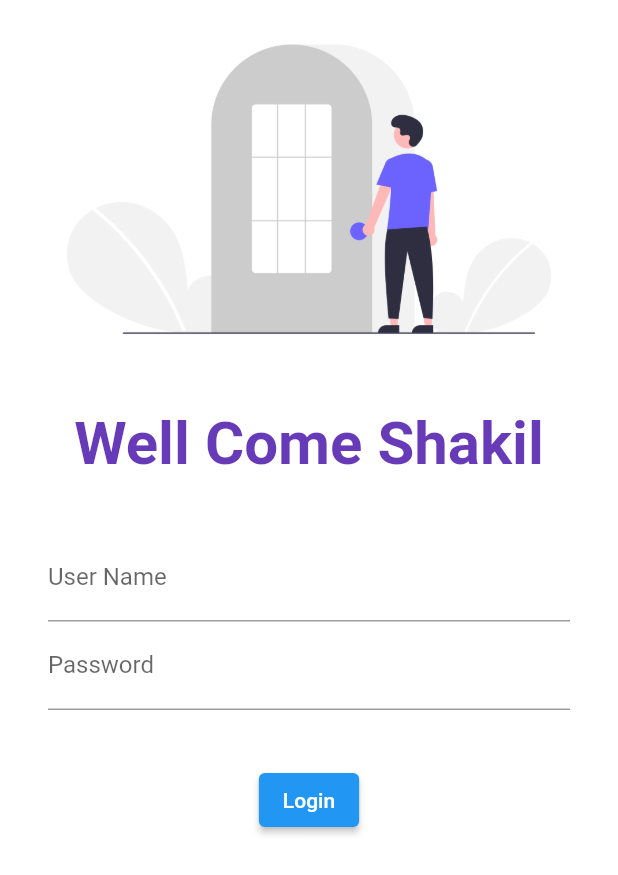
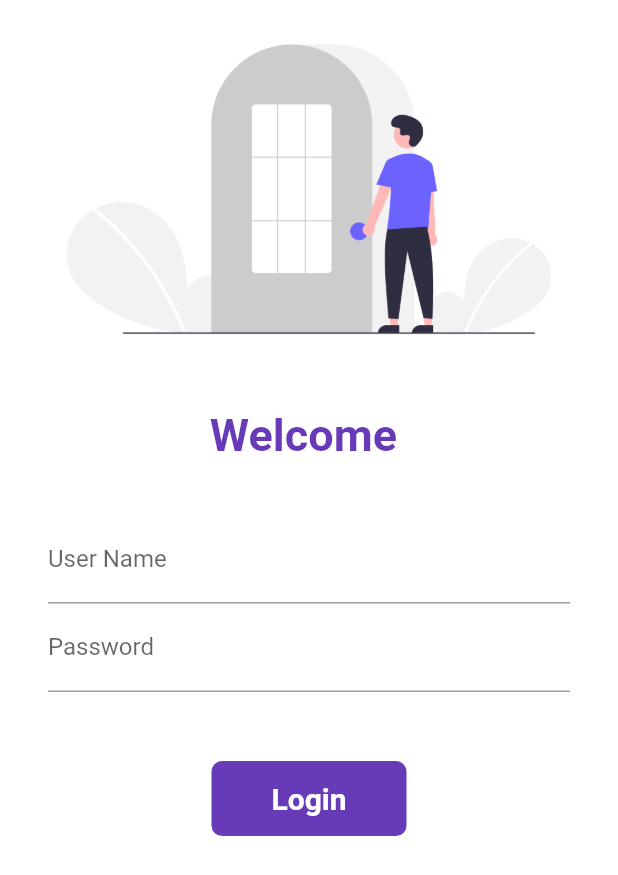
Before and after one commit to shakilab0/30DaysOfFlutter, a Flutter app: the screen it shows after launch, on a phone screen of 412 x 824 dp. Shown: the top 875 px of the screen. Run offline on Flutter 3.47's test engine with Material 2 defaults, Android fonts, the phone set to English and light mode, and no system bars; our stand-ins replace google_fonts.

Commit message:
day5 completed

```diff
--- a/lib/main.dart
+++ b/lib/main.dart
@@ -2,6 +2,7 @@ import 'package:flutter/material.dart';
 import 'package:google_fonts/google_fonts.dart';
 import 'package:m_app1/pages/home_page.dart';
 import 'package:m_app1/pages/login_page.dart';
+import 'package:m_app1/utils/routes.dart';
 
 void main(){
   runApp(const MyApp());
@@ -13,6 +14,7 @@ class MyApp extends StatelessWidget {
   @override
   Widget build(BuildContext context) {
     return MaterialApp(
+      debugShowCheckedModeBanner: false,
 
       themeMode: ThemeMode.dark,
       darkTheme: ThemeData(
@@ -24,12 +26,12 @@ class MyApp extends StatelessWidget {
         // primaryTextTheme: GoogleFonts.latoTextTheme(),
       ),
 
-      initialRoute: "/login",
+      initialRoute: "/",
 
       routes: {
         "/": (context)=>LoginPage(),
-        "/home": (context)=>HomePage(),
-        "/login": (context)=>LoginPage(),
+         MyRoutes.homeRoute: (context)=>HomePage(),
+         MyRoutes.loginRoute: (context)=>LoginPage(),
       },
 
     );
--- a/lib/pages/login_page.dart
+++ b/lib/pages/login_page.dart
@@ -1,12 +1,23 @@
 import 'package:flutter/material.dart';
+import 'package:m_app1/utils/routes.dart';
 
-class LoginPage extends StatelessWidget {
+class LoginPage extends StatefulWidget {
   const LoginPage({Key? key}) : super(key: key);
+
+  @override
+  State<LoginPage> createState() => _LoginPageState();
+}
+
+class _LoginPageState extends State<LoginPage> {
+
+  String name="";
+  bool changeButton=false;
 
   @override
   Widget build(BuildContext context) {
     return Material(
       color: Colors.white,
+      child: SingleChildScrollView(
         child: Column(
           children: [
             Image.asset(
@@ -17,9 +28,9 @@ class LoginPage extends StatelessWidget {
               height: 20.0,
             ),
             Text(
-            "Well Come Shakil",
+              "Welcome $name",
               style: TextStyle(
-                fontSize: 40,
+                  fontSize: 30,
                   fontWeight: FontWeight.bold,
                   color: Colors.deepPurple),
             ),
@@ -34,6 +45,10 @@ class LoginPage extends StatelessWidget {
                   TextFormField(
                     decoration: InputDecoration(
                         hintText: "Enter Name", labelText: "User Name"),
+                    onChanged: (value){
+                      name=value;
+                      setState(() {});
+                    },
                   ),
                   TextFormField(
                     obscureText: true,
@@ -44,16 +59,52 @@ class LoginPage extends StatelessWidget {
               ),
             ),
             SizedBox(
-            height: 20.0,
+              height: 30.0,
             ),
-          ElevatedButton(
-            onPressed: (){
-              print("hi Shakil");
+
+            InkWell(
+              onTap:() async {
+                setState(() {
+                  changeButton=true;
+                });
+
+                await Future.delayed(Duration(seconds: 1));
+                Navigator.pushNamed(context, MyRoutes.homeRoute);
               },
-            child: Text("Login"),
-            style: TextButton.styleFrom(),
+              child: AnimatedContainer(
+                duration: Duration(seconds: 1),
+                width:changeButton?50: 130,
+                height: 50,
+                alignment: Alignment.center,
+                child:changeButton?Icon(Icons.done,color: Colors.white,):Text("Login" ,
+                  style: TextStyle(
+                    fontSize: 20,
+                    fontWeight:FontWeight.bold,
+                    color: Colors.white,
                   ),
+                ),
+                decoration: BoxDecoration(
+                  color: Colors.deepPurple,
+                  // shape: changeButton?BoxShape.circle:BoxShape.rectangle,
+                  borderRadius: BorderRadius.circular(changeButton?60:7),
+                ),
+              ),
+            ),
+
+
+            // ElevatedButton(
+            //   onPressed: (){
+            //     Navigator.pushNamed(context, MyRoutes.homeRoute);
+            //   },
+            //   child: Text("Login",style: TextStyle(fontSize: 20)),
+            //   style: TextButton.styleFrom(minimumSize: Size(130,40),
+            //       backgroundColor: Colors.deepPurple,
+            //       shadowColor:Colors.blue,
+            //
+            //   ),
+            // ),
           ],
+        ),
       ),
     );
   }
--- /dev/null
+++ b/lib/utils/routes.dart
@@ -0,0 +1,5 @@
+class MyRoutes{
+  static String loginRoute="/login";
+  static String homeRoute="/home";
+
+}
```
Lines whose indentation alone changed are shown as unchanged.
